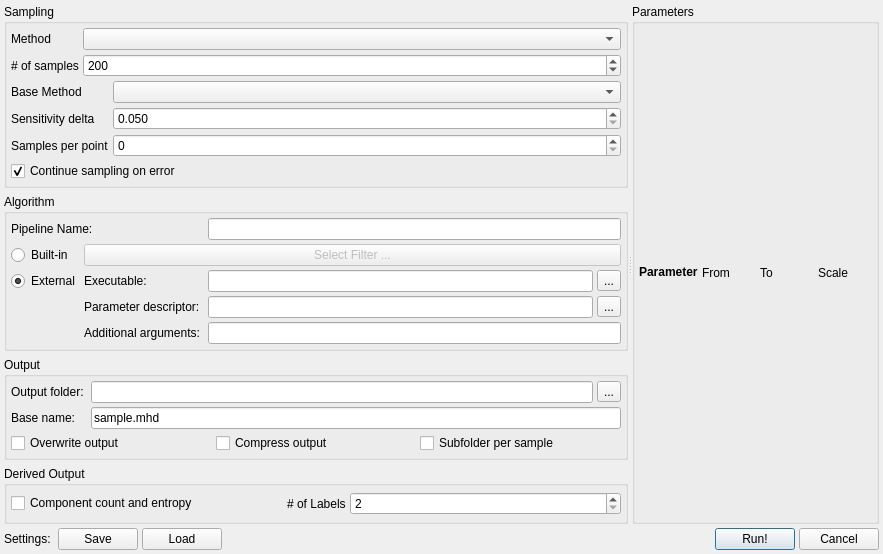
First picture: the form in modules/MetaFilters/samplingSettings.ui, repository 3dct/open_iA, before the edit.
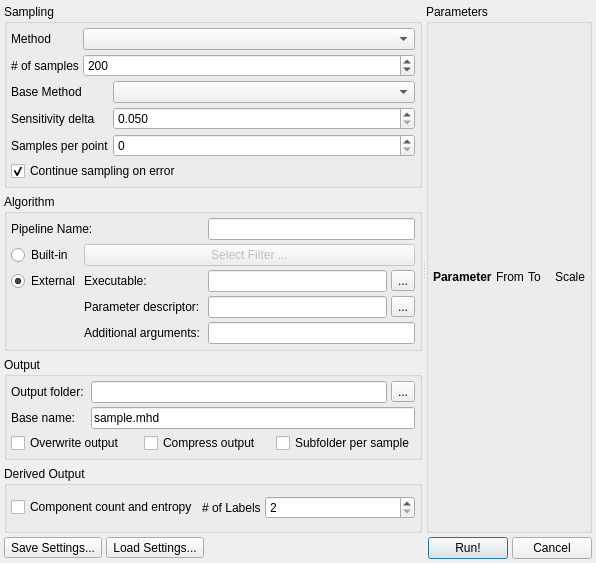
Second picture: the form after the edit. Icons and pictures are not drawn.

Commit message: MetaFilters: Use icon toolbuttons for sampling settings store/load buttons

```diff
--- a/modules/MetaFilters/samplingSettings.ui
+++ b/modules/MetaFilters/samplingSettings.ui
@@ -6,8 +6,8 @@
    <rect>
     <x>0</x>
     <y>0</y>
-    <width>883</width>
-    <height>554</height>
+    <width>596</width>
+    <height>563</height>
    </rect>
   </property>
   <property name="windowTitle">
@@ -711,35 +711,33 @@
        <number>0</number>
       </property>
       <item>
-       <widget class="QLabel" name="lbSettings">
-        <property name="sizePolicy">
-         <sizepolicy hsizetype="Fixed" vsizetype="Preferred">
-          <horstretch>0</horstretch>
-          <verstretch>0</verstretch>
-         </sizepolicy>
-        </property>
+       <widget class="QToolButton" name="tbSaveSettings">
         <property name="text">
-         <string>Settings: </string>
+         <string>Save Settings...</string>
         </property>
-       </widget>
-      </item>
-      <item>
-       <widget class="QPushButton" name="pbSaveSettings">
-        <property name="toolTip">
-         <string>Save the current settings in this dialog to a file for later use</string>
+        <property name="icon">
+         <iconset resource="../../core/open_iA.qrc">
+          <normaloff>:/images/save.png</normaloff>:/images/save.png</iconset>
         </property>
-        <property name="text">
-         <string>Save</string>
+        <property name="popupMode">
+         <enum>QToolButton::InstantPopup</enum>
         </property>
+        <property name="toolButtonStyle">
+         <enum>Qt::ToolButtonIconOnly</enum>
+        </property>
        </widget>
       </item>
       <item>
-       <widget class="QPushButton" name="pbLoadSettings">
-        <property name="toolTip">
-         <string>Load settings in this dialog from a file stored via the 'Save' button to the left</string>
-        </property>
+       <widget class="QToolButton" name="tbLoadSettings">
         <property name="text">
-         <string>Load</string>
+         <string>Load Settings...</string>
+        </property>
+        <property name="icon">
+         <iconset resource="../../core/open_iA.qrc">
+          <normaloff>:/images/open.png</normaloff>:/images/open.png</iconset>
+        </property>
+        <property name="popupMode">
+         <enum>QToolButton::InstantPopup</enum>
         </property>
        </widget>
       </item>
```
Left out of the diff: 4 changed lines with no effect on the pictures. The commit also changes 1 other file.
